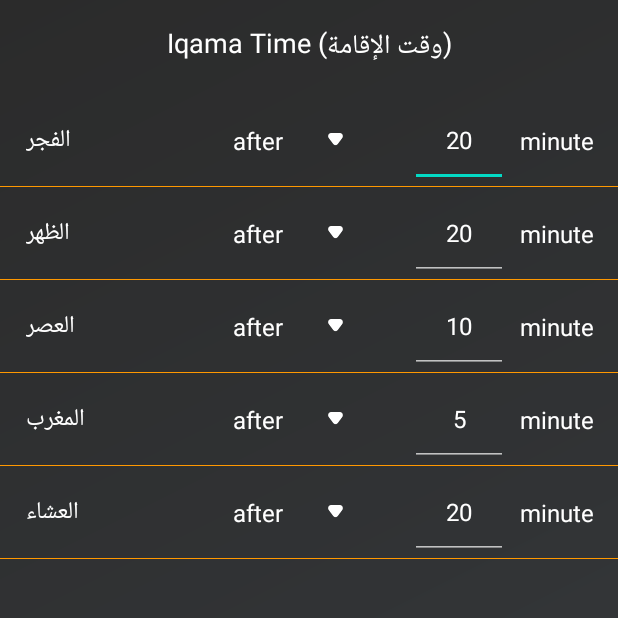
After one commit to shakir-kadakkadan/prayer_time_android, an Android app: the IqamaActivity screen opened directly, with no data from a screen before it, on a phone screen of 412 x 824 dp, the top half of it. The commit adds this screen. Run offline under Robolectric (Android 15) with nearby library versions, the phone set to English and light mode, and no system bars; our stand-ins replace RxJava, sdp/ssp sizes; libraries missing offline, so code that uses them is left out: com.azan, com.azan.types; 5 statements that could not run were skipped.

Commit message:
e
Took 2 hours 34 minutes

```diff
--- a/build.gradle
+++ b/build.gradle
@@ -2,7 +2,7 @@
 
 buildscript {
     ext.kotlin_version = '1.7.10'
-    ext.commonversionCode = 10
+    ext.commonversionCode = 12
 
     repositories {
         google()
--- a/mobileapp/src/main/AndroidManifest.xml
+++ b/mobileapp/src/main/AndroidManifest.xml
@@ -7,6 +7,7 @@
     <uses-permission android:name="android.permission.ACCESS_COARSE_LOCATION" />
     <uses-permission android:name="android.permission.ACCESS_FINE_LOCATION" />
     <uses-permission android:name="android.permission.REQUEST_IGNORE_BATTERY_OPTIMIZATIONS" />
+    <uses-permission android:name="android.permission.SCHEDULE_EXACT_ALARM" />
 
     <application
         android:taskAffinity=""
@@ -36,6 +37,7 @@
         <activity android:name=".GenerateToneActivity" />
         <activity android:name=".MonthViewActivity" />
         <activity android:name=".SettingsActivity" />
+        <activity android:name=".IqamaActivity" />
         <activity android:name=".NotificationsActivity" />
         <activity android:name=".LocationSelectorAvtivity" />
 
--- /dev/null
+++ b/mobileapp/src/main/java/shakir/swalah/IqamaActivity.kt
@@ -0,0 +1,161 @@
+package shakir.swalah
+
+
+import android.os.Bundle
+import android.text.Editable
+import android.text.TextWatcher
+import androidx.core.view.isVisible
+import androidx.core.widget.doOnTextChanged
+
+import kotlinx.android.synthetic.main.activity_iqama.*
+import kotlinx.android.synthetic.main.iqama_time_item.view.*
+
+import java.text.SimpleDateFormat
+import java.util.*
+import com.azan.TimeCalculator
+import com.azan.types.AngleCalculationType
+import com.azan.types.PrayersType
+import java.util.concurrent.TimeUnit
+
+
+class IqamaActivity : BaseActivity() {
+    override fun onCreate(savedInstanceState: Bundle?) {
+        super.onCreate(savedInstanceState)
+        setContentView(R.layout.activity_iqama)
+        adjustWithSystemWindow(rootViewLL, topSpacer, true)
+        val arrayView = arrayOf(
+            FAJR, ZUHR, ASR, MAGHRIB, ISHA
+        )
+        val names = arrayOf(
+            "الفجر",
+            "الظهر",
+            "العصر",
+            "المغرب",
+            "العشاء",
+        )
+
+
+        val array = arrayOf(
+            PrayersType.FAJR,
+            PrayersType.ZUHR,
+            PrayersType.ASR,
+            PrayersType.MAGHRIB,
+            PrayersType.ISHA
+        )
+        val date = GregorianCalendar()
+        val prayerTimes =
+            TimeCalculator().date(date).location(sp.getDouble("v2_latitude", 0.0), sp.getDouble("v2_longitude", 0.0), 0.0, 0.0)
+                .timeCalculationMethod(AngleCalculationType.KARACHI)
+                .calculateTimes()
+        val timeFormat = Util.timeFormat()
+
+
+        val iqamaSettins = Util.getIqamaSettings()
+
+        println("getIqamaSettings ${iqamaSettins.joinToString()}")
+
+        iqamaSettins.forEachIndexed { index, iqama ->
+            val view = arrayView[index]
+            view.iqama.setText(names[index])
+
+
+            fun setAfterOrAtText(setAction: Boolean = false) {
+                println("changing in $index $iqama")
+
+                if (iqama.isAfter)
+                    view.afterOrAt.setText("after")
+                else
+                    view.afterOrAt.setText("at")
+
+                view.afterTime.isVisible = iqama.isAfter
+                view.afterTimeMinuteLabel.isVisible = iqama.isAfter
+                view.atTime.isVisible = !iqama.isAfter
+                val prayTime = prayerTimes.getPrayTime(array[index])
+                val fixed =
+                    if (iqama.fixed <= 0) {
+                        TimeUnit.MINUTES.toMillis(30).plus(prayTime.time)
+                    } else
+                        iqama.fixed
+
+
+                view.atTime.setText(SimpleDateFormat(timeFormat, Locale.ENGLISH).format(Date(fixed)).ltrEmbed())
+
+                val textWather = object : TextWatcher {
+                    override fun beforeTextChanged(s: CharSequence?, start: Int, count: Int, after: Int) {
+
+                    }
+
+                    override fun onTextChanged(s: CharSequence?, start: Int, before: Int, count: Int) {
+
+                    }
+
+                    override fun afterTextChanged(s: Editable?) {
+                        try {
+                            iqama.after = view.afterTime.text.toString().toInt()
+                        } catch (e: Exception) {
+                            iqama.after = 5
+                        }
+                        Util.saveIqamaSettings(iqamaSettins)
+                    }
+
+                }
+
+
+
+                try {
+                    view.afterTime.removeTextChangedListener(textWather)
+                } catch (e: Exception) {
+                    e.printStackTrace()
+                }
+                view.afterTime.setText(iqama.after.toString())
+                view.atTime.setOnClickListener {
+                    TimePickerFragment { HH, m ->
+                        iqama.fixed = Calendar.getInstance().apply {
+                            timeInMillis = prayTime.time
+                            set(Calendar.HOUR_OF_DAY, HH)
+                            set(Calendar.MINUTE, m)
+                            set(Calendar.SECOND, 0)
+                            set(Calendar.MILLISECOND, 0)
+                        }.timeInMillis
+                        view.atTime.setText(SimpleDateFormat(timeFormat, Locale.ENGLISH).format(Date(iqama.fixed)).ltrEmbed())
+                        Util.saveIqamaSettings(iqamaSettins)
+
+                    }.apply {
+
+                        arguments = Bundle().apply {
+                            putLong("prayTime", fixed)
+                        }
+                    }.show(supportFragmentManager, "timePicker")
+                }
+
+                if (setAction) {
+                    if (iqama.isAfter) {
+                        view.afterTime.requestFocus()
+                        view.afterTime.post {
+                            view.afterTime.showKeyBoard()
+                        }
+                    } else {
+                        view.afterTime.hideKeyboardView()
+                        view.atTime.performClick()
+                    }
+                }
+
+
+                view.afterTime.addTextChangedListener(textWather)
+
+
+            }
+            setAfterOrAtText(setAction = false)
+            view.afterOrAt.setOnClickListener {
+                iqama.isAfter = !iqama.isAfter
+                setAfterOrAtText(setAction = true)
+                Util.saveIqamaSettings(iqamaSettins)
+            }
+
+
+        }
+
+
+    }
+
+}
--- a/mobileapp/src/main/java/shakir/swalah/Util.kt
+++ b/mobileapp/src/main/java/shakir/swalah/Util.kt
@@ -8,12 +8,12 @@ import android.content.SharedPreferences
 import android.os.Build
 import android.text.format.DateFormat
 import android.util.Log
-import androidx.core.content.edit
 import com.azan.TimeCalculator
 import com.azan.types.AngleCalculationType
 import com.azan.types.PrayersType
 import java.text.SimpleDateFormat
 import java.util.*
+import kotlin.collections.ArrayList
 
 object Util {
 
@@ -197,7 +197,6 @@ object Util {
     }
 
 
-
     var is_24_hourFormat: Boolean
         get() {
             val sharedPreferences = getMySharedPreference(AppApplication.instance)
@@ -226,4 +225,70 @@ object Util {
     }
 
 
+    private var iqamaSettingsSavedString: String?
+        get() {
+            val sharedPreferences = getMySharedPreference(AppApplication.instance)
+            val iss= sharedPreferences.getString("iqamaSettingsSaved1", null)
+            println("issississ Read\n$iss")
+            return iss
+        }
+        set(value) {
+            val sharedPreferences = getMySharedPreference(AppApplication.instance)
+            sharedPreferences.edit().putString("iqamaSettingsSaved1", value).commit()
+            val iss= sharedPreferences.getString("iqamaSettingsSaved1", null)
+            println("issississ Write\n$iss")
+
+        }
+
+
+    fun getIqamaSettings(): ArrayList<Iqama> {
+        try {
+
+            if (Util.iqamaSettingsSavedString?.isNotBlank() == true) {
+
+                val arrayLis = arrayListOf<Iqama>()
+                val ls = Util.iqamaSettingsSavedString!!.split("\n")
+                for (i in 0..4) {
+                    val ws = ls[i].split(",")
+                    arrayLis.add(Iqama(ws[0].toInt(), ws[1].toBoolean(), ws[2].toInt(), ws[3].toLongOrNull()?:0L))
+                }
+
+                return arrayLis
+
+            }
+
+
+        } catch (e: Exception) {
+            e.printStackTrace()
+
+        }
+        return arrayListOf(
+            Iqama(0, true, 20, 0),
+            Iqama(1, true, 20, 0),
+            Iqama(2, true, 10, 0),
+            Iqama(3, true, 5, 0),
+            Iqama(4, true, 20, 0),
+        )
+
+    }
+
+
+    fun saveIqamaSettings(list: ArrayList<Iqama>) {
+        var s = ""
+        list.forEach {
+            if (s.isNotBlank())
+                s = s + "\n"
+
+            s = s + "${it.index},${it.isAfter},${it.after},${it.fixed}"
+        }
+
+        iqamaSettingsSavedString = s
+
+
+    }
+
+
 }
+
+
+data class Iqama(val index: Int, var isAfter: Boolean = true, var after: Int, var fixed: Long)
--- /dev/null
+++ b/mobileapp/src/main/res/layout/activity_iqama.xml
@@ -0,0 +1,66 @@
+<?xml version="1.0" encoding="utf-8"?>
+<FrameLayout xmlns:android="http://schemas.android.com/apk/res/android"
+    xmlns:app="http://schemas.android.com/apk/res-auto"
+    xmlns:tools="http://schemas.android.com/tools"
+    android:id="@+id/rootViewLL"
+    android:textDirection="locale"
+    android:layoutDirection="locale"
+    android:layout_width="match_parent"
+    android:layout_height="match_parent"
+    android:animateLayoutChanges="true"
+    android:background="@drawable/bg_3"
+    android:fitsSystemWindows="false"
+    android:orientation="vertical"
+    tools:context=".MainActivity">
+
+
+    <LinearLayout
+        android:layout_width="match_parent"
+
+        android:layout_height="match_parent"
+        android:orientation="vertical">
+
+
+        <Space
+            android:id="@+id/topSpacer"
+            android:layout_width="0dp"
+            android:layout_height="0dp" />
+
+        <TextView
+            android:layout_width="match_parent"
+            android:layout_height="wrap_content"
+            android:gravity="center"
+            android:padding="16dp"
+            android:text="Iqama Time (وقت الإقامة)"
+            android:textColor="@color/white"
+            android:textSize="18dp">
+
+
+        </TextView>
+
+
+        <include
+            android:id="@+id/FAJR"
+            layout="@layout/iqama_time_item" />
+
+        <include
+            android:id="@+id/ZUHR"
+            layout="@layout/iqama_time_item" />
+
+        <include
+            android:id="@+id/ASR"
+            layout="@layout/iqama_time_item" />
+
+        <include
+            android:id="@+id/MAGHRIB"
+            layout="@layout/iqama_time_item" />
+
+        <include
+            android:id="@+id/ISHA"
+            layout="@layout/iqama_time_item" />
+
+
+    </LinearLayout>
+
+
+</FrameLayout>
--- /dev/null
+++ b/mobileapp/src/main/res/layout/iqama_time_item.xml
@@ -0,0 +1,118 @@
+<?xml version="1.0" encoding="utf-8"?>
+<androidx.constraintlayout.widget.ConstraintLayout xmlns:android="http://schemas.android.com/apk/res/android"
+    xmlns:app="http://schemas.android.com/apk/res-auto"
+    android:layout_width="match_parent"
+    android:layout_height="wrap_content"
+    xmlns:tools="http://schemas.android.com/tools">
+
+    <TextView
+        android:id="@+id/iqama"
+        android:layout_width="match_parent"
+        android:layout_height="wrap_content"
+        android:padding="17dp"
+        android:text="Prayer Name"
+        android:textColor="@color/white"
+        android:textSize="16dp"
+        app:layout_constraintBottom_toBottomOf="parent"
+        app:layout_constraintStart_toStartOf="parent"
+        app:layout_constraintTop_toTopOf="parent" />
+
+
+    <!--    <Spinner-->
+    <!--        android:id="@+id/afterAt"-->
+    <!--        android:layout_width="wrap_content"-->
+    <!--        android:layout_height="0dp"-->
+    <!--        android:minWidth="@dimen/_75sdp"-->
+    <!--        app:layout_constraintBottom_toBottomOf="parent"-->
+    <!--        app:layout_constraintEnd_toEndOf="parent"-->
+    <!--        app:layout_constraintStart_toStartOf="parent"-->
+    <!--        app:layout_constraintTop_toTopOf="parent" />-->
+
+
+    <!--    <Spinner-->
+    <!--        android:id="@+id/afterTime"-->
+    <!--        android:layout_width="wrap_content"-->
+    <!--        android:layout_height="0dp"-->
+    <!--        android:minWidth="@dimen/_75sdp"-->
+    <!--        app:layout_constraintBottom_toBottomOf="parent"-->
+    <!--        app:layout_constraintEnd_toEndOf="parent"-->
+    <!--        app:layout_constraintTop_toTopOf="parent" />-->
+
+
+    <TextView
+        android:id="@+id/afterOrAt"
+        android:layout_width="wrap_content"
+        android:layout_height="0dp"
+        android:drawableEnd="@drawable/orders_polygon_16"
+        android:drawablePadding="6dp"
+        android:gravity="center"
+        android:minWidth="@dimen/_75sdp"
+        android:text="After"
+        android:textColor="@color/white"
+        android:textSize="16dp"
+        android:imeOptions="actionDone"
+        app:layout_constraintBottom_toBottomOf="parent"
+        app:layout_constraintEnd_toEndOf="parent"
+        app:layout_constraintHorizontal_bias="0.424"
+        app:layout_constraintStart_toStartOf="parent"
+        app:layout_constraintTop_toTopOf="parent"
+        app:layout_constraintVertical_bias="0.0" />
+
+    <EditText
+        android:id="@+id/afterTime"
+        android:layout_width="wrap_content"
+        android:layout_height="0dp"
+        android:gravity="center"
+        android:inputType="number"
+        android:minWidth="@dimen/_50sdp"
+        tools:text="5"
+        android:maxLength="2"
+        android:digits="0123456789"
+        android:textColor="@color/white"
+        android:textSize="16dp"
+        app:layout_constraintBottom_toBottomOf="parent"
+        app:layout_constraintEnd_toStartOf="@+id/afterTimeMinuteLabel"
+        app:layout_constraintTop_toTopOf="parent" />
+
+
+    <TextView
+        android:padding="16dp"
+        android:paddingStart="8dp"
+        android:id="@+id/afterTimeMinuteLabel"
+        android:layout_width="wrap_content"
+        android:layout_height="0dp"
+        android:gravity="center"
+        android:text="minute"
+        android:textColor="@color/white"
+        android:textSize="16dp"
+        app:layout_constraintBottom_toBottomOf="parent"
+        app:layout_constraintEnd_toEndOf="parent"
+        app:layout_constraintTop_toTopOf="parent" />
+
+
+    <TextView
+
+        android:id="@+id/atTime"
+        android:layout_width="wrap_content"
+        android:layout_height="0dp"
+        android:gravity="center"
+        android:paddingEnd="16dp"
+        android:text="Prayer"
+        android:textColor="@color/white"
+        android:textSize="16dp"
+        app:layout_constraintBottom_toBottomOf="parent"
+        app:layout_constraintEnd_toEndOf="parent"
+        app:layout_constraintTop_toTopOf="parent" />
+
+
+    <View
+        android:id="@+id/iqamaLine"
+        android:layout_width="match_parent"
+        android:layout_height="1px"
+        android:background="#FF9800"
+        app:layout_constraintBottom_toBottomOf="parent"
+        app:layout_constraintEnd_toEndOf="parent"
+        app:layout_constraintStart_toStartOf="parent" />
+
+
+</androidx.constraintlayout.widget.ConstraintLayout>
--- a/wearapp/build.gradle
+++ b/wearapp/build.gradle
@@ -32,7 +32,7 @@ android {
 
 dependencies {
 
-    implementation 'androidx.core:core-ktx:1.7.0'
+    implementation 'androidx.core:core-ktx:1.8.0'
     implementation 'com.google.android.gms:play-services-wearable:17.1.0'
     implementation 'androidx.percentlayout:percentlayout:1.0.0'
     implementation 'androidx.legacy:legacy-support-v4:1.0.0'
```
Also changed, not shown: mobileapp/build.gradle (+20 -9 lines), mobileapp/src/main/java/shakir/swalah/SettingsActivity.kt (+7 -0 lines), mobileapp/src/main/java/shakir/swalah/SpinnerAdapter.kt (added, +64 -0 lines), mobileapp/src/main/java/shakir/swalah/SpinnerZeroHideAdapter.kt (added, +71 -0 lines), mobileapp/src/main/java/shakir/swalah/TimePickerFragment.kt (added, +38 -0 lines), mobileapp/src/main/res/layout/activity_settings.xml (+24 -10 lines), mobileapp/src/main/res/layout/spinner_item_layout_res.xml (added, +14 -0 lines), mobileapp/src/main/res/drawable-xxhdpi/orders_polygon_16.png (added).
